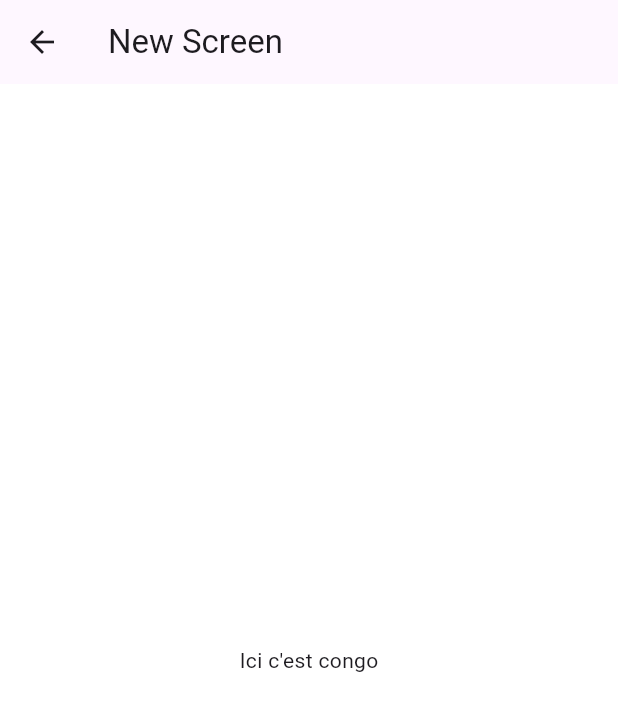
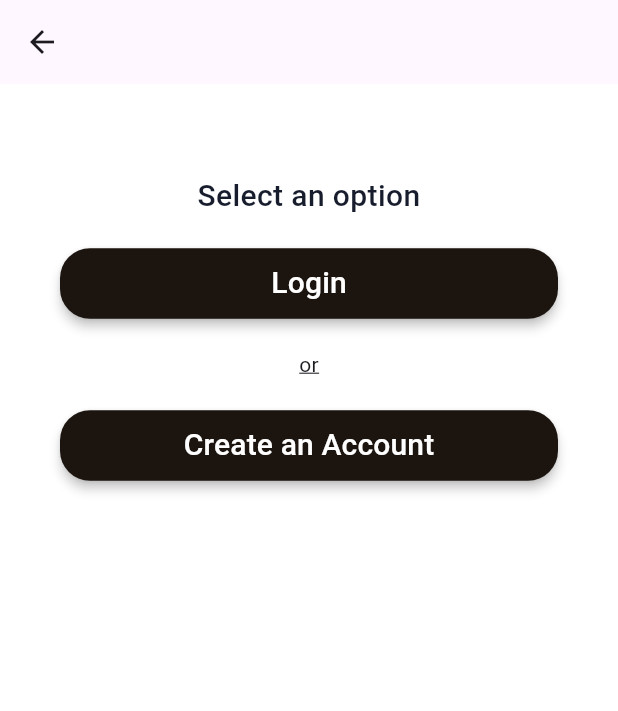
Before and after one commit to laurene12/laurax_coffee, a Flutter app: the SelectedOption screen opened directly, on a phone screen of 412 x 824 dp. Shown: the top 711 px of the screen. Run offline on Flutter 3.47's test engine with Material 2 defaults, Android fonts, the phone set to English and light mode, and no system bars; our stand-ins replace unicons.

Commit message:
feat: Add selected option screen

```diff
--- a/lib/screens/auth/select_option.dart
+++ b/lib/screens/auth/select_option.dart
@@ -1,12 +1,98 @@
 import 'package:flutter/material.dart';
+import 'package:laurax_coffee/screens/utils/colors.dart';
 
 class SelectedOption extends StatelessWidget {
   @override
   Widget build(BuildContext context) {
     return Scaffold(
-        appBar: AppBar(title: const Text('New Screen')),
-        body: Center(
-          child: Text("Ici c'est congo"),
-        ));
+      appBar: AppBar(title: const Text('')),
+      body: Container(
+        width: double.infinity,
+        padding: const EdgeInsets.all(40),
+        child: Column(
+          crossAxisAlignment: CrossAxisAlignment.center,
+          children: [
+            const SizedBox(
+              height: 20,
+            ),
+            const Text(
+              'Select an option',
+              textAlign: TextAlign.center,
+              overflow: TextOverflow.ellipsis,
+              style: TextStyle(
+                fontSize: 20,
+                color: kTextColor,
+                fontWeight: FontWeight.w500,
+              ),
+            ),
+            const SizedBox(
+              height: 20,
+            ),
+            SizedBox(
+              width: double.infinity,
+              child: ElevatedButton(
+                style: ButtonStyle(
+                  elevation: MaterialStateProperty.all(3.0),
+                  backgroundColor: MaterialStateProperty.all(kSecondaryColor),
+                  padding: MaterialStateProperty.all(
+                    const EdgeInsets.all(9.0),
+                  ),
+                  shape: MaterialStateProperty.all(
+                    RoundedRectangleBorder(
+                      borderRadius: BorderRadius.circular(20),
+                    ),
+                  ),
+                ),
+                onPressed: null,
+                child: const Text(
+                  'Login',
+                  style: TextStyle(
+                    color: kWhiteColor,
+                    fontSize: 20.0,
+                    fontWeight: FontWeight.w500,
+                  ),
+                ),
+              ),
+            ),
+            Container(
+              padding: EdgeInsets.all(20),
+              child: (const Text(
+                "or",
+                style: TextStyle(
+                  fontSize: 14,
+                  decoration: TextDecoration.underline,
+                ),
+              )),
+            ),
+            SizedBox(
+              width: double.infinity,
+              child: ElevatedButton(
+                style: ButtonStyle(
+                  elevation: MaterialStateProperty.all(3.0),
+                  backgroundColor: MaterialStateProperty.all(kSecondaryColor),
+                  padding: MaterialStateProperty.all(
+                    const EdgeInsets.all(9.0),
+                  ),
+                  shape: MaterialStateProperty.all(
+                    RoundedRectangleBorder(
+                      borderRadius: BorderRadius.circular(20),
+                    ),
+                  ),
+                ),
+                onPressed: null,
+                child: const Text(
+                  'Create an Account',
+                  style: TextStyle(
+                    color: kWhiteColor,
+                    fontSize: 20.0,
+                    fontWeight: FontWeight.w500,
+                  ),
+                ),
+              ),
+            ),
+          ],
+        ),
+      ),
+    );
   }
 }
```
